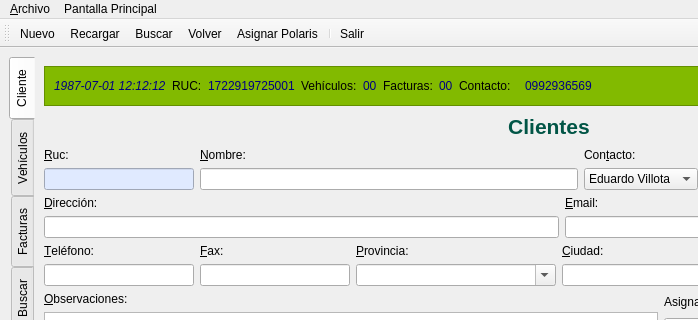
This is aplicacion/plantillas/frm_cliente.ui in eduardouio/gelvsrm as Qt 5 draws it before an edit; both pictures show x 0 to 698 and y 0 to 320 of the 782 by 565 pixel window. The edited form follows.
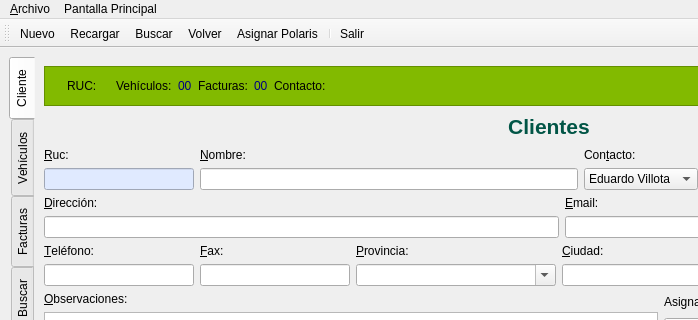
This is the edited form. Icons and pictures are not drawn.

The edit to the form file:
```diff
--- a/aplicacion/plantillas/frm_cliente.ui
+++ b/aplicacion/plantillas/frm_cliente.ui
@@ -95,7 +95,7 @@
                   <string>Fecha de Registro en el sistema</string>
                  </property>
                  <property name="text">
-                  <string>&lt;html&gt;&lt;head/&gt;&lt;body&gt;&lt;p&gt;&lt;span style=&quot; font-style:italic; color:#00007f;&quot;&gt;1987-07-01 12:12:12&lt;/span&gt;&lt;/p&gt;&lt;/body&gt;&lt;/html&gt;</string>
+                  <string/>
                  </property>
                 </widget>
                </item>
@@ -118,7 +118,7 @@
                   <string>Ruc del cliente</string>
                  </property>
                  <property name="text">
-                  <string>&lt;html&gt;&lt;head/&gt;&lt;body&gt;&lt;p&gt;&lt;span style=&quot; color:#00007f;&quot;&gt;1722919725001&lt;/span&gt;&lt;/p&gt;&lt;/body&gt;&lt;/html&gt;</string>
+                  <string/>
                  </property>
                 </widget>
                </item>
@@ -187,7 +187,7 @@
                   <string>Numero de contacto del cliente</string>
                  </property>
                  <property name="text">
-                  <string>&lt;html&gt;&lt;head/&gt;&lt;body&gt;&lt;p&gt;&lt;span style=&quot; color:#00007f;&quot;&gt;0992936569&lt;/span&gt;&lt;/p&gt;&lt;/body&gt;&lt;/html&gt;</string>
+                  <string/>
                  </property>
                 </widget>
                </item>
```
Left out of the diff: 83 changed lines with no effect on the pictures.
